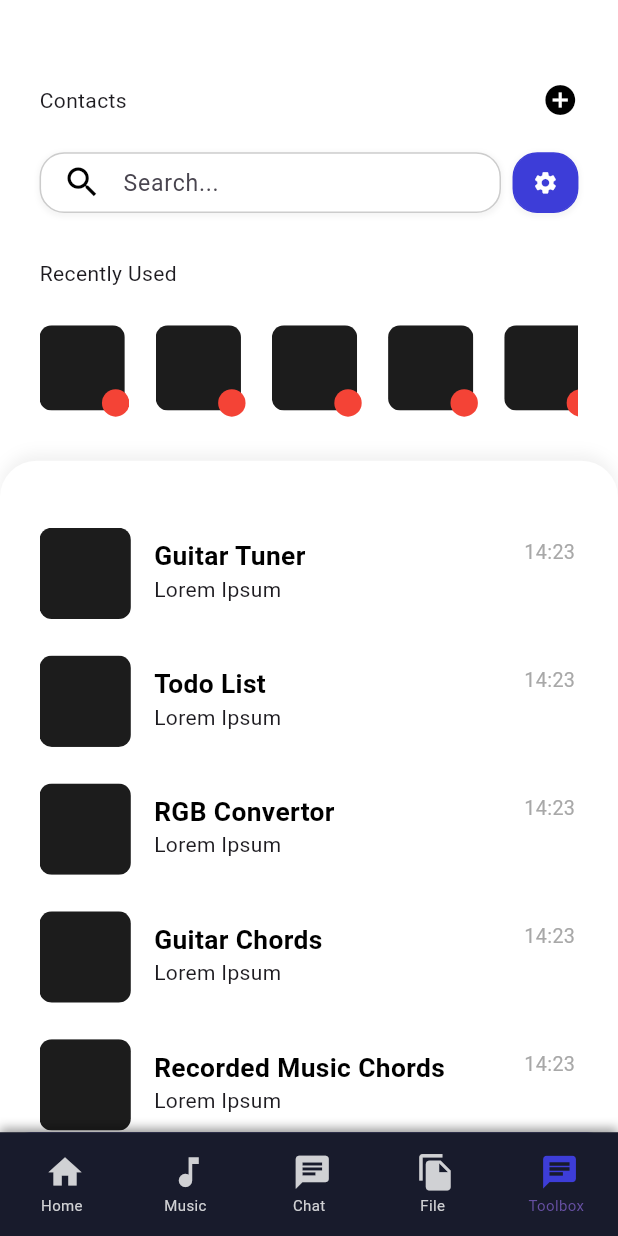
After one commit to fragilebanana16/flutter_course, a Flutter app: the Application screen opened by its route, item 5 of the bottom bar chosen, on a phone screen of 412 x 824 dp. The commit adds this screen. Run offline on Flutter 3.47's test engine with Material 3 defaults, Android fonts, the phone set to English and light mode, and no system bars; our stand-ins replace audio_service, cached_network_image, carousel_slider, chewie, dio, dots_indicator and 18 more; missing offline and left inert: filesize; accounts and stored records are empty; generated files the repository leaves out were written again; network calls fail.

Commit message:
toolbox UI

```diff
--- a/lib/pages/application/application.dart
+++ b/lib/pages/application/application.dart
@@ -38,7 +38,7 @@ class Application extends ConsumerWidget {
                       .changeIndex(value);
                 },
                 elevation: 0,
-                items: bottomTabs,
+                items: bottomTabs, // main home bottom tab
                 unselectedItemColor: TColor.lightGray,
                 selectedFontSize: 10,
                 unselectedFontSize: 10,
--- a/lib/pages/application/widgets/app_widgets.dart
+++ b/lib/pages/application/widgets/app_widgets.dart
@@ -8,6 +8,7 @@ import 'package:flutter_course/pages/fileManage/file_splash_view.dart';
 import 'package:flutter_course/pages/home/view/home.dart';
 import 'package:flutter_course/pages/music/views/musicAppTab.dart';
 import 'package:flutter_course/pages/music/views/musicStartView.dart';
+import 'package:flutter_course/pages/toolBox/views/toolboxHomeView.dart';
 import 'package:flutter_screenutil/flutter_screenutil.dart';
 
 var bottomTabs = <BottomNavigationBarItem>[
@@ -55,7 +56,18 @@ var bottomTabs = <BottomNavigationBarItem>[
           child: _bottomContainer(
               icon: Icons.chat, color: AppColors.primaryElement)),
       backgroundColor: AppColors.primaryBackground,
-      label: "File")
+      label: "File"),
+  BottomNavigationBarItem(
+      icon: Padding(
+          padding: const EdgeInsets.only(bottom: 8.0),
+          child: _bottomContainer(
+              icon: Icons.home_repair_service, color: TColor.lightGray)),
+      activeIcon: Padding(
+          padding: const EdgeInsets.only(bottom: 8.0),
+          child: _bottomContainer(
+              icon: Icons.chat, color: AppColors.primaryElement)),
+      backgroundColor: AppColors.primaryBackground,
+      label: "Toolbox")
 ];
 
 Widget _bottomContainer(
@@ -75,7 +87,8 @@ Widget appScreens({int index = 0}) {
     //   child: AppIcon(icon: Icons.wallet, size: 200),
     // ),
     ChatStartScreen(),
-    FileSplashScreen()
+    FileSplashScreen(),
+    ToolBoxHomeView()
   ];
 
   return screens[index];
--- /dev/null
+++ b/lib/pages/toolBox/views/toolBoxHomeView.dart
@@ -0,0 +1,288 @@
+import 'dart:math';
+
+import 'package:flutter/material.dart';
+import 'package:flutter_course/common/utils/app_colors.dart';
+import 'package:flutter_course/common/widgets/search_bar.dart';
+import 'package:flutter_screenutil/flutter_screenutil.dart';
+
+final List<String> names = [
+  "Guitar Tuner",
+  "Todo List",
+  "RGB Convertor",
+  "Guitar Chords",
+  "Recorded Music Chords",
+  "3D stuff",
+  "Medical Kit",
+  "Fix Stuff",
+  "Charts",
+  "Favorite",
+  "My Tech Stack"
+];
+
+class ToolBoxHomeView extends StatelessWidget {
+  const ToolBoxHomeView({Key? key}) : super(key: key);
+
+  @override
+  Widget build(BuildContext context) {
+    return Scaffold(
+      backgroundColor: Colors.white,
+      body: SafeArea(
+        child: Column(
+          children: [
+            Container(
+              padding: EdgeInsets.fromLTRB(24.w, 54.h, 24.w, 29.h),
+              child: Column(
+                crossAxisAlignment: CrossAxisAlignment.stretch,
+                children: [
+                  Row(
+                    mainAxisAlignment: MainAxisAlignment.spaceBetween,
+                    children: [
+                      Expanded(
+                        child: Text(
+                          "Contacts",
+                        ),
+                      ),
+                      SizedBox(
+                        width: 24.r,
+                        height: 24.r,
+                        child: IconButton(
+                          visualDensity: VisualDensity.adaptivePlatformDensity,
+                          padding: EdgeInsets.zero,
+                          onPressed: () {},
+                          icon: const Icon(
+                            Icons.add_circle,
+                            color: Colors.black,
+                          ),
+                        ),
+                      )
+                    ],
+                  ),
+                  SizedBox(height: 22.h),
+                  searchBar(),
+                  SizedBox(height: 30.h),
+                  _RecentlyUsed()
+                ],
+              ),
+            ),
+            Expanded(
+              child: Container(
+                padding: EdgeInsets.fromLTRB(24.w, 44.h, 26.w, 0),
+                decoration: BoxDecoration(
+                  color: Colors.white,
+                  borderRadius: BorderRadius.only(
+                    topLeft: Radius.circular(24.r),
+                    topRight: Radius.circular(24.r),
+                  ),
+                  boxShadow: [
+                    BoxShadow(
+                      color: const Color(0xffC4C4C4).withOpacity(0.25),
+                      spreadRadius: 0,
+                      blurRadius: 8,
+                      offset: const Offset(0, -4), // changes position of shadow
+                    ),
+                  ],
+                ),
+                child: ListView.separated(
+                  itemCount: names.length,
+                  padding: EdgeInsets.zero,
+                  physics: const BouncingScrollPhysics(
+                      parent: AlwaysScrollableScrollPhysics()),
+                  itemBuilder: (c, i) {
+                    return _ListItem(
+                      name: names[i],
+                    );
+                  },
+                  separatorBuilder: (c, i) {
+                    return SizedBox(height: 24.h);
+                  },
+                ),
+              ),
+            ),
+          ],
+        ),
+      ),
+    );
+  }
+}
+
+class _ListItem extends StatelessWidget {
+  final String name;
+  const _ListItem({required this.name});
+
+  @override
+  Widget build(BuildContext context) {
+    return SizedBox(
+      width: 340.w,
+      height: 60.h,
+      child: Row(
+        crossAxisAlignment: CrossAxisAlignment.start,
+        mainAxisSize: MainAxisSize.min,
+        children: [
+          ClipRRect(
+            borderRadius: BorderRadius.circular(8.r),
+            child: Container(
+                width: 60.h,
+                height: 60.h,
+                color: Color.fromRGBO(
+                  Random().nextInt(256),
+                  Random().nextInt(256),
+                  Random().nextInt(256),
+                  1,
+                )),
+          ),
+          SizedBox(width: 14.w),
+          Expanded(
+            child: SizedBox(
+              height: 60.h,
+              child: Column(
+                mainAxisAlignment: MainAxisAlignment.center,
+                crossAxisAlignment: CrossAxisAlignment.stretch,
+                children: [
+                  Row(
+                    mainAxisSize: MainAxisSize.max,
+                    crossAxisAlignment: CrossAxisAlignment.start,
+                    children: [
+                      Expanded(
+                        child: Text(
+                          name,
+                          style: TextStyle(
+                            fontSize: 16.sp,
+                            color: Colors.black,
+                            fontStyle: FontStyle.normal,
+                            fontWeight: FontWeight.w600,
+                            height: 1,
+                          ),
+                          maxLines: 1,
+                          overflow: TextOverflow.ellipsis,
+                        ),
+                      ),
+                      SizedBox(width: 8),
+                      Text(
+                        "14:23",
+                        style: TextStyle(
+                          fontSize: 12.sp,
+                          color: const Color(0xffA8A8A8),
+                          fontStyle: FontStyle.normal,
+                          fontWeight: FontWeight.w400,
+                          height: 1,
+                        ),
+                        maxLines: 1,
+                        overflow: TextOverflow.ellipsis,
+                      ),
+                    ],
+                  ),
+                  3.verticalSpace,
+                  Flexible(
+                    child: Text(
+                      "Lorem Ipsum",
+                      maxLines: 1,
+                      overflow: TextOverflow.ellipsis,
+                    ),
+                  ),
+                ],
+              ),
+            ),
+          )
+        ],
+      ),
+    );
+  }
+}
+
+class _RecentlyUsed extends StatelessWidget {
+  const _RecentlyUsed();
+
+  @override
+  Widget build(BuildContext context) {
+    return Column(
+      mainAxisSize: MainAxisSize.min,
+      crossAxisAlignment: CrossAxisAlignment.stretch,
+      children: [
+        Text(
+          "Recently Used",
+          textAlign: TextAlign.left,
+        ),
+        SizedBox(height: 24.h),
+        SizedBox(
+          height: 60.r,
+          width: 359.w,
+          child: ListView.separated(
+            physics: const BouncingScrollPhysics(
+                parent: AlwaysScrollableScrollPhysics()),
+            scrollDirection: Axis.horizontal,
+            itemCount: names.length,
+            itemBuilder: (c, i) {
+              return SizedBox(
+                width: 59.r,
+                height: 59.r,
+                child: Stack(
+                  fit: StackFit.loose,
+                  children: [
+                    Positioned(
+                      left: 0,
+                      top: 0,
+                      child: ClipRRect(
+                        borderRadius: BorderRadius.circular(8.r),
+                        child: Container(
+                            width: 56.r,
+                            height: 56.r,
+                            color: Color.fromRGBO(
+                              Random().nextInt(256),
+                              Random().nextInt(256),
+                              Random().nextInt(256),
+                              1,
+                            )),
+                      ),
+                    ),
+                    Positioned(
+                      right: 0,
+                      bottom: 0,
+                      child: Container(
+                        width: 18.r,
+                        height: 18.r,
+                        decoration: BoxDecoration(
+                          borderRadius: BorderRadius.circular(18.r),
+                          color: Colors.red,
+                        ),
+                      ),
+                    ),
+                  ],
+                ),
+              );
+            },
+            separatorBuilder: (BuildContext context, int index) {
+              return SizedBox(
+                width: 16.w,
+              );
+            },
+          ),
+        ),
+      ],
+    );
+  }
+}
+
+class AppStyles {
+  static var addressBorder = OutlineInputBorder(
+    borderRadius: BorderRadius.circular(10),
+    borderSide: BorderSide(color: Colors.grey),
+  );
+  static var underLineBorder = const UnderlineInputBorder(
+    borderSide: BorderSide(color: Colors.white),
+  );
+
+  static var focusedTransparentBorder = OutlineInputBorder(
+    borderRadius: BorderRadius.circular(10),
+    borderSide: const BorderSide(color: Colors.transparent),
+  );
+  static var energyBorder = OutlineInputBorder(
+    borderRadius: BorderRadius.circular(10),
+    borderSide: const BorderSide(color: Colors.transparent),
+  );
+}
+
+TextStyle errorTextStyle(context) => TextStyle(
+    fontSize: 10.sp,
+    color: Theme.of(context).colorScheme.error,
+    fontWeight: FontWeight.w500,
+    height: 1.4);
```
